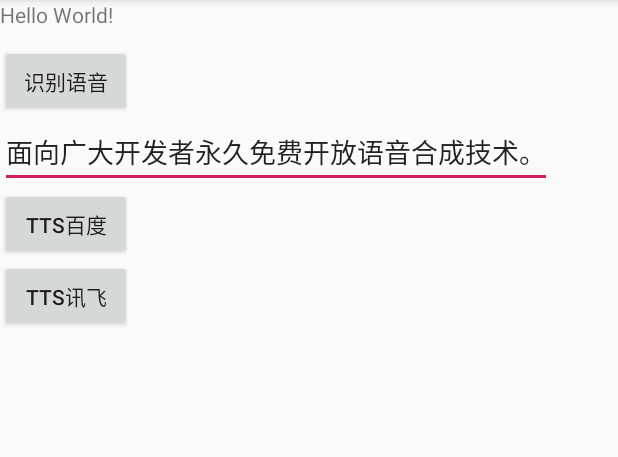
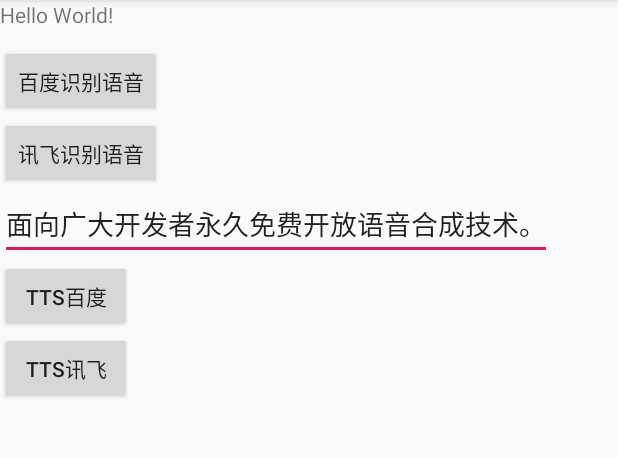
Before and after one commit to Ulez/CommonLib, an Android app: the screen it shows after launch (MainActivity), on a phone screen of 412 x 824 dp, the part 84-541 px from its top. Run offline under Robolectric (Android 15) with nearby library versions, the phone set to English and light mode, and no system bars; network calls fail; 2 statements that could not run were skipped.

Commit message:
百度讯飞asr切换。

```diff
--- a/app/src/main/java/com/ulez/commonlib/MainActivity.java
+++ b/app/src/main/java/com/ulez/commonlib/MainActivity.java
@@ -4,7 +4,6 @@ import android.Manifest;
 import android.content.pm.PackageManager;
 import android.os.Build;
 import android.os.Bundle;
-import android.os.Environment;
 import android.os.Handler;
 import android.os.Message;
 import android.support.v7.app.AppCompatActivity;
@@ -21,8 +20,7 @@ import com.ulez.bdxflibrary.tts.TtsManager;
 public class MainActivity extends AppCompatActivity implements View.OnClickListener {
 
     private static final String TAG = "MainActivity";
-    TextView textView;
-    Button bt_Asr;
+
     AsrManager asrManager;
     private String[] PERMISSIONS = {
             Manifest.permission.RECORD_AUDIO,
@@ -30,6 +28,9 @@ public class MainActivity extends AppCompatActivity implements View.OnClickListe
             Manifest.permission.WRITE_EXTERNAL_STORAGE
     };
     private boolean havePermissons = true;
+    private TextView textView;
+    private Button bt_Asr;
+    private Button bt_Asr2;
     private Button bt_Tts;
     private Button bt_Tts2;
     private Handler mainHandler;
@@ -55,6 +56,9 @@ public class MainActivity extends AppCompatActivity implements View.OnClickListe
 
         bt_Asr = findViewById(R.id.bt_asr);
         bt_Asr.setOnClickListener(this);
+
+        bt_Asr2 = findViewById(R.id.bt_asr2);
+        bt_Asr2.setOnClickListener(this);
 
         bt_Tts = findViewById(R.id.bt_tts);
         bt_Tts.setOnClickListener(this);
@@ -111,9 +115,14 @@ public class MainActivity extends AppCompatActivity implements View.OnClickListe
     public void onClick(View v) {
         switch (v.getId()) {
             case R.id.bt_asr:
-                textView.setText("请说话...");
+                textView.setText("百度：请说话...");
                 String audioName = FileUtil.ASR_PCM_SAVE_PATH(this) + System.currentTimeMillis() + ".wav";
-                asrManager.start(audioName);
+                asrManager.start(audioName, AsrManager.TYPE_B);
+                break;
+            case R.id.bt_asr2:
+                textView.setText("讯飞：请说话...");
+                String audioName2 = FileUtil.ASR_PCM_SAVE_PATH(this) + System.currentTimeMillis() + ".wav";
+                asrManager.start(audioName2, AsrManager.TYPE_X);
                 break;
             case R.id.bt_tts:
                 ttsManager.speak(etTts.getText().toString(), TtsManager.TTS_BD, "output-bd.pcm");
--- a/app/src/main/res/layout/activity_main.xml
+++ b/app/src/main/res/layout/activity_main.xml
@@ -23,7 +23,16 @@
         android:id="@+id/bt_asr"
         android:layout_width="wrap_content"
         android:layout_height="wrap_content"
-        android:text="识别语音"
+        android:text="百度识别语音"
+        app:layout_constraintBottom_toBottomOf="parent"
+        app:layout_constraintEnd_toEndOf="parent"
+        app:layout_constraintStart_toStartOf="parent"
+        app:layout_constraintTop_toBottomOf="@+id/result" />
+    <Button
+        android:id="@+id/bt_asr2"
+        android:layout_width="wrap_content"
+        android:layout_height="wrap_content"
+        android:text="讯飞识别语音"
         app:layout_constraintBottom_toBottomOf="parent"
         app:layout_constraintEnd_toEndOf="parent"
         app:layout_constraintStart_toStartOf="parent"
```
Also changed, not shown: bdxflibrary/src/main/java/com/ulez/bdxflibrary/asr/AsrManager.java (+22 -4 lines).
